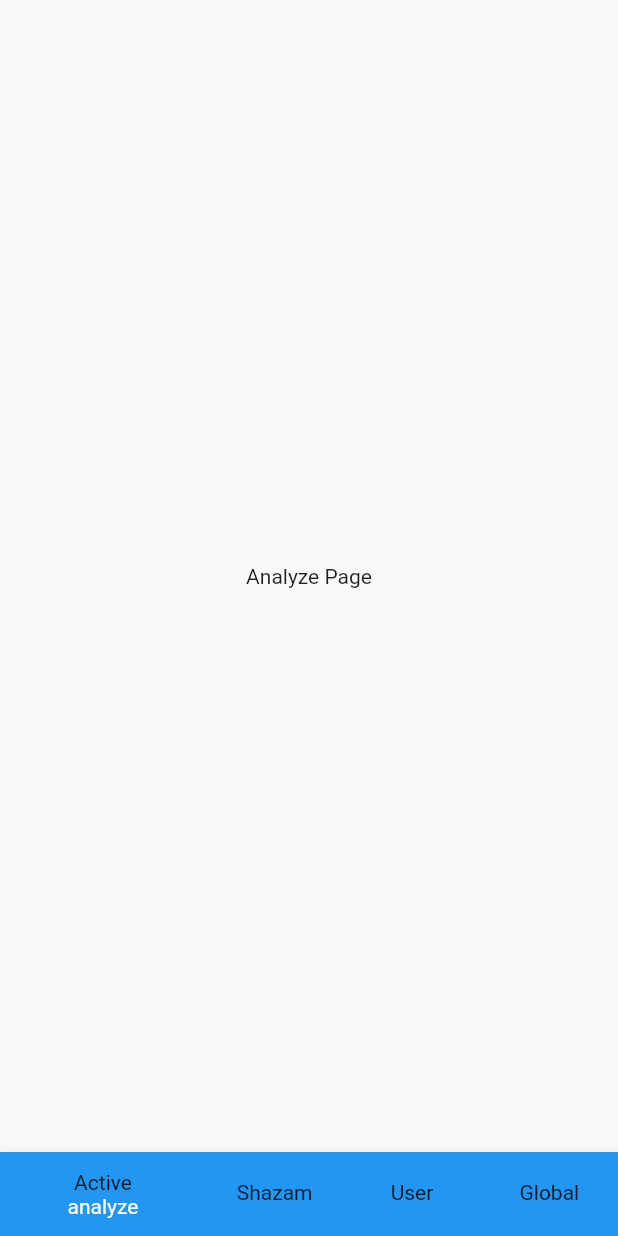
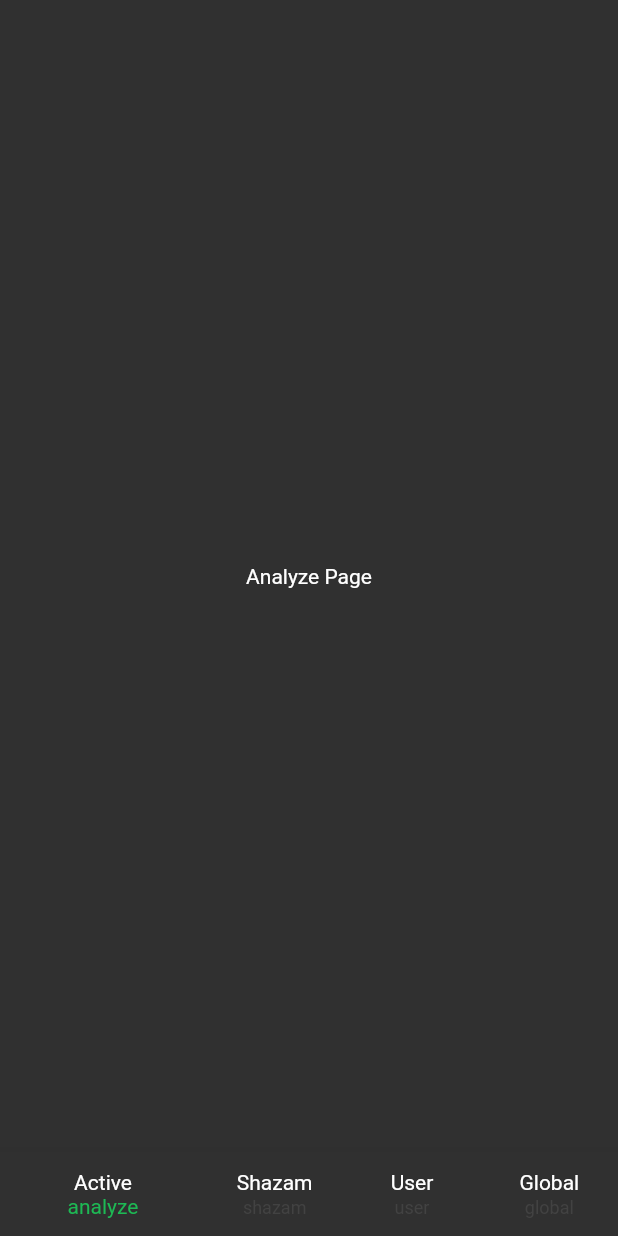
Before and after one commit to hunterkalinoski/spotify_extra, a Flutter app: the screen it shows after launch, on a phone screen of 412 x 824 dp. Run offline on Flutter 3.47's test engine with Material 2 defaults, Android fonts, the phone set to English and light mode, and no system bars; our stand-ins replace hooks_riverpod.

Commit message:
Added a theme

```diff
--- a/lib/src/app.dart
+++ b/lib/src/app.dart
@@ -10,6 +10,10 @@ class MyApp extends HookConsumerWidget {
     return MaterialApp(
       title: 'Spotify Extra',
       home: Home(),
+      theme: ThemeData(
+        brightness: Brightness.dark,
+        primaryColor: const Color.fromRGBO(29, 185, 84, 100),
+      ),
     );
   }
 }
--- a/lib/src/home.dart
+++ b/lib/src/home.dart
@@ -25,12 +25,13 @@ class Home extends HookConsumerWidget {
         ],
       ),
       bottomNavigationBar: BottomNavigationBar(
+        selectedItemColor: Theme.of(context).primaryColor,
+        showUnselectedLabels: true,
         items: const <BottomNavigationBarItem>[
           BottomNavigationBarItem(
             icon: Text('Analyze'),
             activeIcon: Text('Active'),
             label: 'analyze',
-            backgroundColor: Colors.blue,
           ),
           BottomNavigationBarItem(
             icon: Text('Shazam'),
```
